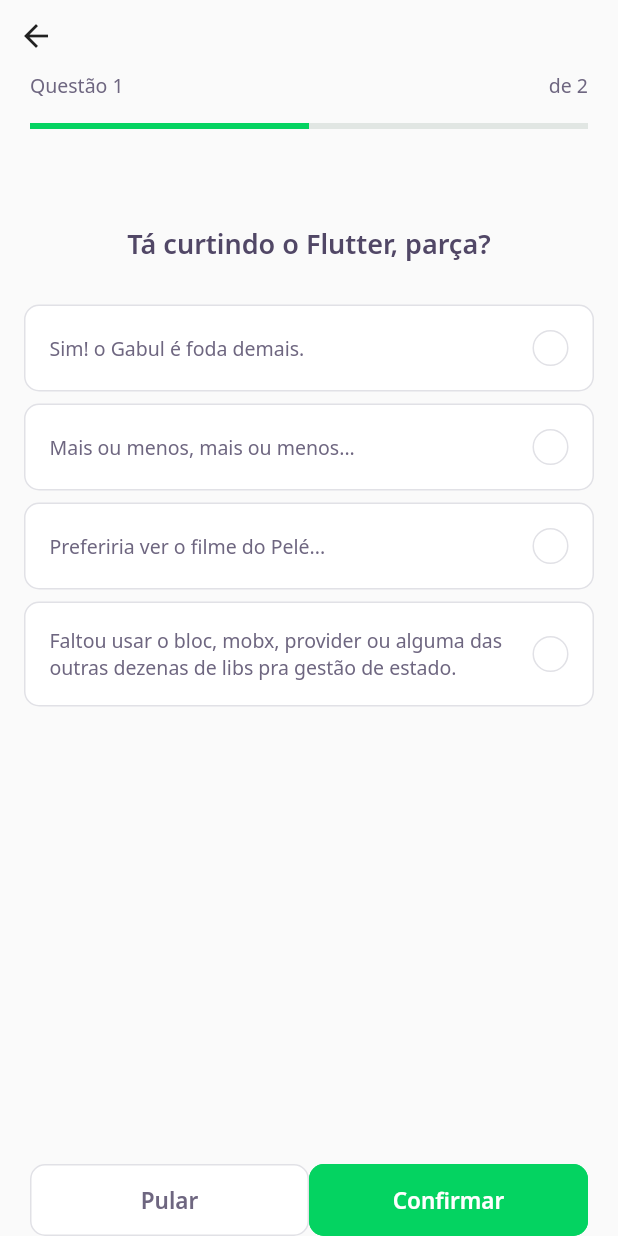
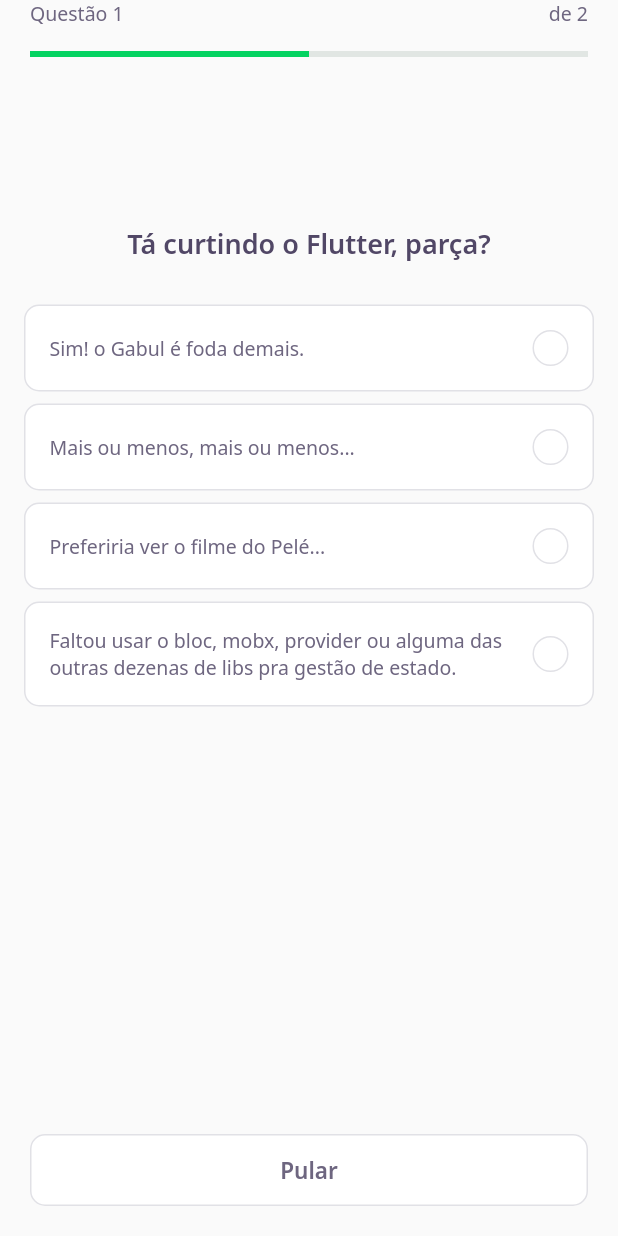
Before and after one commit to gabrielcesar95/devquiz, a Flutter app: the screen it shows after launch, after a tap on "Como tá indo", on a phone screen of 412 x 824 dp. Run offline on Flutter 3.47's test engine with Material 2 defaults, Android fonts, the phone set to English and light mode, and no system bars; our stand-ins replace google_fonts, share_plus; accounts and stored records are empty; network calls fail.

Commit message:
fix(Challenge): 🐛 fix challenge buttons

```diff
--- a/lib/pages/challenge_page/challenge_page.dart
+++ b/lib/pages/challenge_page/challenge_page.dart
@@ -57,18 +57,12 @@ class _ChallengePageState extends State<ChallengePage> {
       appBar: PreferredSize(
         preferredSize: Size.fromHeight(86),
         child: SafeArea(
-          child: Column(
-            crossAxisAlignment: CrossAxisAlignment.start,
-            children: [
-              BackButton(),
-              ValueListenableBuilder<int>(
+          child: ValueListenableBuilder<int>(
             valueListenable: controller.currentPageNotifier,
             builder: (context, currentPage, _) => QuestionIndicatorWidget(
               currentPage: currentPage,
               length: widget.questions.length,
             ),
-              ),
-            ],
           ),
         ),
       ),
@@ -83,7 +77,7 @@ class _ChallengePageState extends State<ChallengePage> {
       ),
       bottomNavigationBar: SafeArea(
         child: Padding(
-          padding: const EdgeInsets.symmetric(horizontal: 20),
+          padding: const EdgeInsets.only(bottom: 20, left: 20, right: 20),
           child: ValueListenableBuilder<int>(
             valueListenable: controller.currentPageNotifier,
             builder: (context, currentPage, _) => Row(
@@ -95,7 +89,7 @@ class _ChallengePageState extends State<ChallengePage> {
                       nextPage();
                     }),
                   ),
-                if (currentPage == widget.questions.length) SizedBox(width: 7),
+                if (currentPage == widget.questions.length) ...[
                   Expanded(
                     child: NextButtonWidget.green('Confirmar', () {
                       Navigator.pushReplacement(
@@ -110,6 +104,7 @@ class _ChallengePageState extends State<ChallengePage> {
                       );
                     }),
                   ),
+                ]
               ],
             ),
           ),
```
Lines whose indentation alone changed are shown as unchanged.
